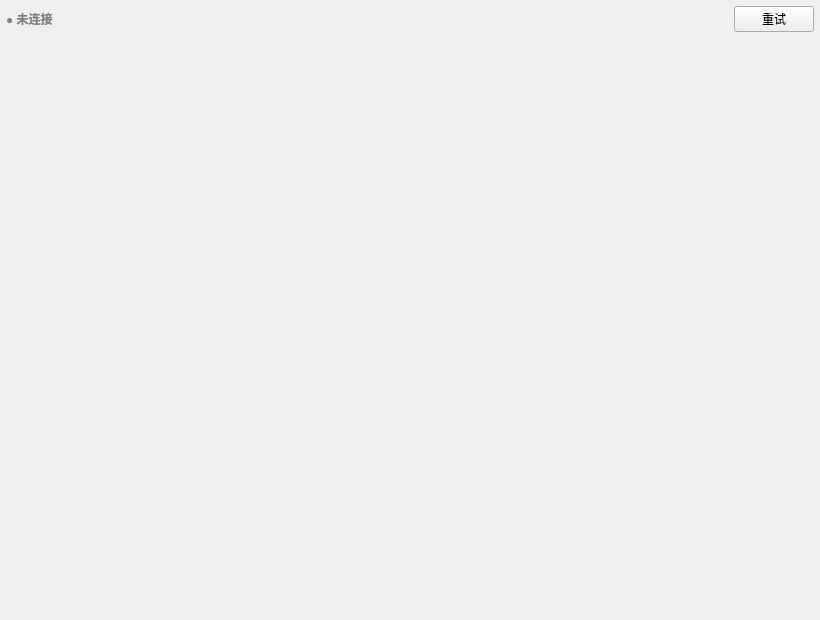
The window that widget.ui (qUsersl/smart_home_qt) describes before a commit, drawn with Qt 5.
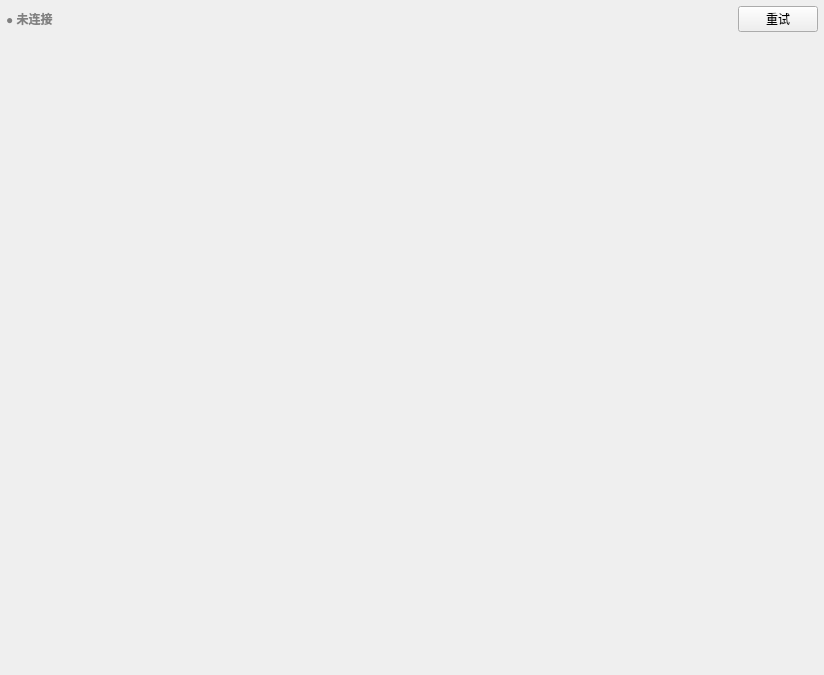
The same window after the commit.

```diff
--- a/widget.ui
+++ b/widget.ui
@@ -6,8 +6,8 @@
    <rect>
     <x>0</x>
     <y>0</y>
-    <width>820</width>
-    <height>620</height>
+    <width>824</width>
+    <height>675</height>
    </rect>
   </property>
   <property name="windowTitle">
```
